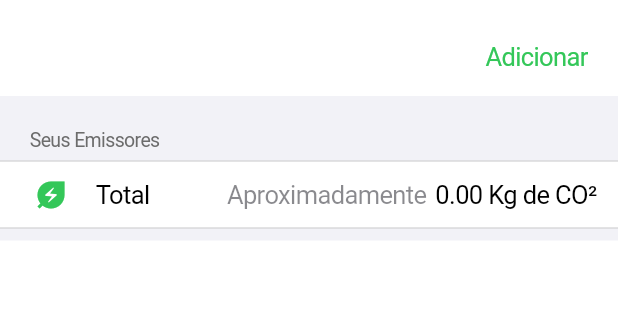
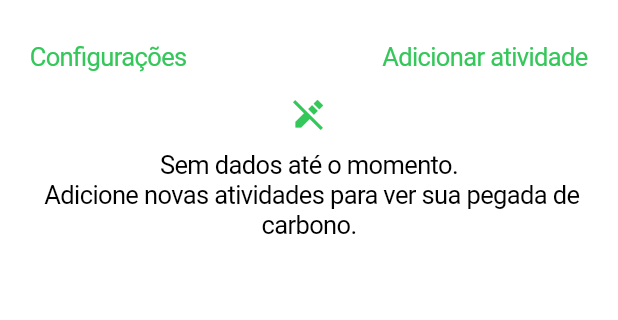
Before and after one commit to manoelpiovesan/calculadora-co2, a Flutter app: the screen it shows after launch, on a phone screen of 412 x 824 dp, the part 48-368 px from its top. Run offline on Flutter 3.47's test engine with Material 3 defaults, Android fonts, the light colour scheme and no system bars.

Commit message:
edit: code formatting and refactoring

```diff
--- a/lib/utils/config.dart
+++ b/lib/utils/config.dart
@@ -1,15 +1,15 @@
 class Config {
   // Fator de emissão de CO² por litro de etanol queimado.
-  final double ethanolCarEF = 1.6;
+  double ethanolCarEF = 1.6;
 
   // Fator de emissão de CO² por litro de gasolina queimada.
-  final double gasolineCarEF = 2.3;
+  double gasolineCarEF = 2.3;
 
   // Fator de emissão de CO² por KWh
-  final double electricityEF = 0.1;
+  double electricityEF = 0.1;
 
   // Brazil Average Price per KWh - Source: https://www.ngsolar.com.br/single-post/preco-kwh-cpfl#:~:text=A%20tarifa%20teve%20um%20aumento,%24%200%2C74%20por%20KWh.
-  final double electricityKwhPrice = 0.74;
+  double electricityKwhPrice = 0.74;
 
   ///
   ///
--- a/lib/views/calculator_view.dart
+++ b/lib/views/calculator_view.dart
@@ -30,26 +30,6 @@ class _CalculatorViewState extends State<CalculatorView> {
   ///
   ///
   @override
-  void initState() {
-    // TODO(2): Remove this mock;
-    // widget.calculator.emissors.addAll(<AbstractEmissor>[
-    //   GasolineCar()
-    //     ..kmPerLiter = 10
-    //     ..monthKm = 4000,
-    //   EthanolCar()
-    //     ..kmPerLiter = 8
-    //     ..monthKm = 2000
-    //     ..quantity = 1,
-    //   ElectricityUsage()..billValue = 130,
-    // ]);
-
-    super.initState();
-  }
-
-  ///
-  ///
-  ///
-  @override
   Widget build(final BuildContext context) {
     emissorsList = widget.calculator.emissors
         .map(
@@ -64,7 +44,17 @@ class _CalculatorViewState extends State<CalculatorView> {
             subtitle: Text(element.description),
           ),
         )
-        .toList();
+        .toList()
+      ..add(
+        CupertinoListTile(
+          leading: const Icon(Icons.energy_savings_leaf),
+          title: const Text('Total'),
+          additionalInfo: const Text('Aproximadamente'),
+          trailing: Text('${widget.calculator.sum.toStringAsFixed(2)}'
+              ' Kg de CO²'),
+        ),
+      );
+
     return CupertinoPageScaffold(
       navigationBar: Utils.navigationBar,
       child: SafeArea(
@@ -73,30 +63,47 @@ class _CalculatorViewState extends State<CalculatorView> {
             children: <Widget>[
               /// Actions
               Row(
-                mainAxisAlignment: MainAxisAlignment.end,
+                mainAxisAlignment: MainAxisAlignment.spaceBetween,
                 children: <Widget>[
+                  /// Settings
+                  CupertinoButton(
+                    onPressed: () => _navigateToAddScreen,
+                    child: const Text('Configurações'),
+                  ),
+
                   /// Add button
                   CupertinoButton(
                     onPressed: () => _navigateToAddScreen,
-                    child: const Text('Adicionar'),
+                    child: const Text('Adicionar atividade'),
                   ),
                 ],
               ),
 
               /// Emissors List
-              CupertinoListSection(
-                header: const Text('Seus Emissores'),
-                children: <Widget>[
-                  ...emissorsList,
-                  CupertinoListTile(
-                    leading: const Icon(Icons.energy_savings_leaf),
-                    title: const Text('Total'),
-                    additionalInfo: const Text('Aproximadamente'),
-                    trailing: Text('${widget.calculator.sum.toStringAsFixed(2)}'
-                        ' Kg de CO²'),
+              if (widget.calculator.emissors.isNotEmpty)
+                CupertinoListSection(
+                  header: const Text('Suas emissões'),
+                  children: emissorsList,
+                ),
+
+              /// No Data Yet
+              if (widget.calculator.emissors.isEmpty)
+                const Center(
+                  child: Column(
+                    mainAxisSize: MainAxisSize.min,
+                    children: <Widget>[
+                      Icon(Icons.edit_off_sharp),
+                      SizedBox(
+                        height: 12,
+                      ),
+                      Text(
+                        'Sem dados até o momento. \n Adicione novas atividades'
+                        ' para ver sua pegada de carbono.',
+                        textAlign: TextAlign.center,
+                      ),
+                    ],
                   ),
-                ],
-              ),
+                )
             ],
           ),
         ),
--- a/lib/views/edits/edit_screen.dart
+++ b/lib/views/edits/edit_screen.dart
@@ -39,7 +39,7 @@ class _EditScreenState extends State<EditScreen> {
             children: <Widget>[
               CupertinoListTile(
                 leading: const Icon(Icons.energy_savings_leaf),
-                title: const Text('Selecionar Emissão'),
+                title: const Text('Selecionar Tipo de Emissão'),
                 trailing: const CupertinoListTileChevron(),
                 onTap: () => _showModal(context),
               ),
--- a/lib/views/edits/ethanol_car_edit_widget.dart
+++ b/lib/views/edits/ethanol_car_edit_widget.dart
@@ -42,7 +42,7 @@ class _EthanolCarEditState extends State<EthanolCarEdit> {
   @override
   Widget build(final BuildContext context) {
     return CupertinoFormSection(
-      header: const Text('Adicionar carro movido à etanol.'),
+      header: Text('Adicionar ${model.name}.'),
       children: <Widget>[
         /// Km/L
         CupertinoTextFormFieldRow(
@@ -74,8 +74,8 @@ class _EthanolCarEditState extends State<EthanolCarEdit> {
                 onPressed: () => _saveOrUpdate(model, widget.received),
                 child: Text(
                   widget.received != null
-                      ? 'Salvar Carro Etanol'
-                      : 'Adicionar Carro Etanol',
+                      ? 'Salvar ${model.name}'
+                      : 'Adicionar ${model.name}',
                 ),
               ),
             ],
--- a/lib/views/edits/gasoline_car_edit_widget.dart
+++ b/lib/views/edits/gasoline_car_edit_widget.dart
@@ -42,7 +42,7 @@ class _GasolineCarEditState extends State<GasolineCarEdit> {
   @override
   Widget build(final BuildContext context) {
     return CupertinoFormSection(
-      header: const Text('Adicionar carro movido à gasolina.'),
+      header: Text('Adicionar ${model.name}'),
       children: <Widget>[
         /// Km/L
         CupertinoTextFormFieldRow(
@@ -74,8 +74,8 @@ class _GasolineCarEditState extends State<GasolineCarEdit> {
                 onPressed: () => _saveOrUpdate(model, widget.received),
                 child: Text(
                   widget.received != null
-                      ? 'Salvar Carro Gasolina'
-                      : 'Adicionar Carro Gasolina',
+                      ? 'Salvar ${model.name}'
+                      : 'Adicionar ${model.name}',
                 ),
               ),
             ],
```
